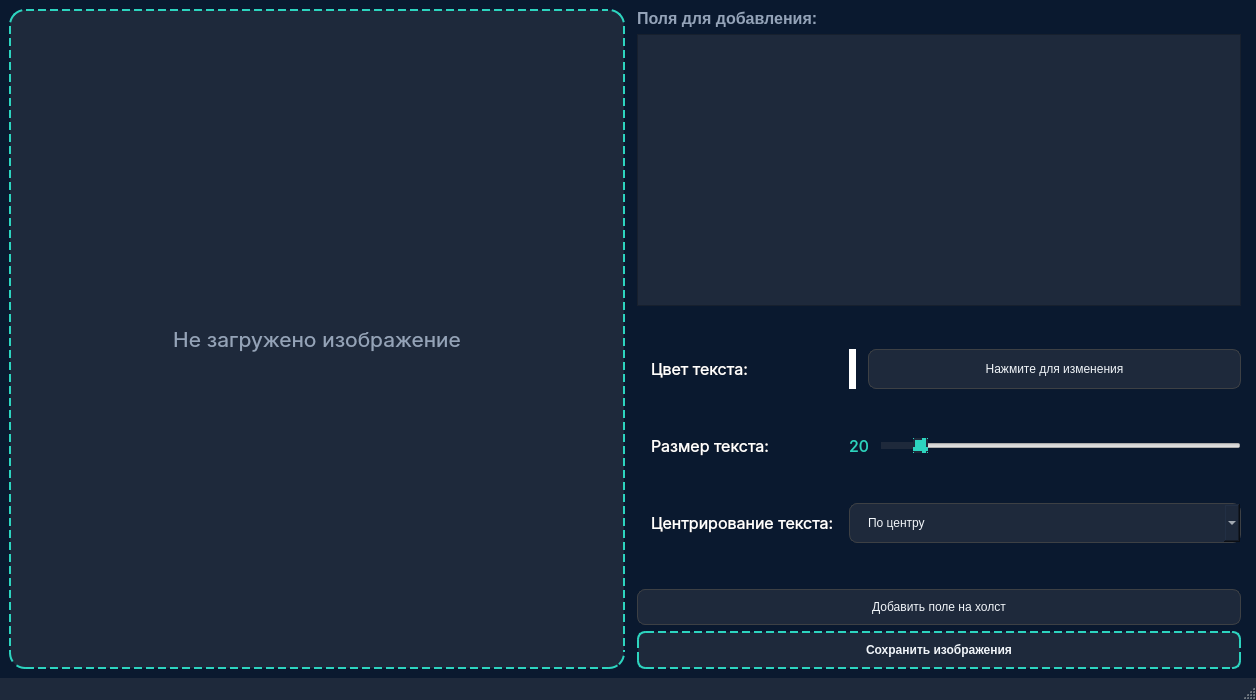
CyberBro9/aobp, file UncompiledUI/Main.ui: the form before one commit.
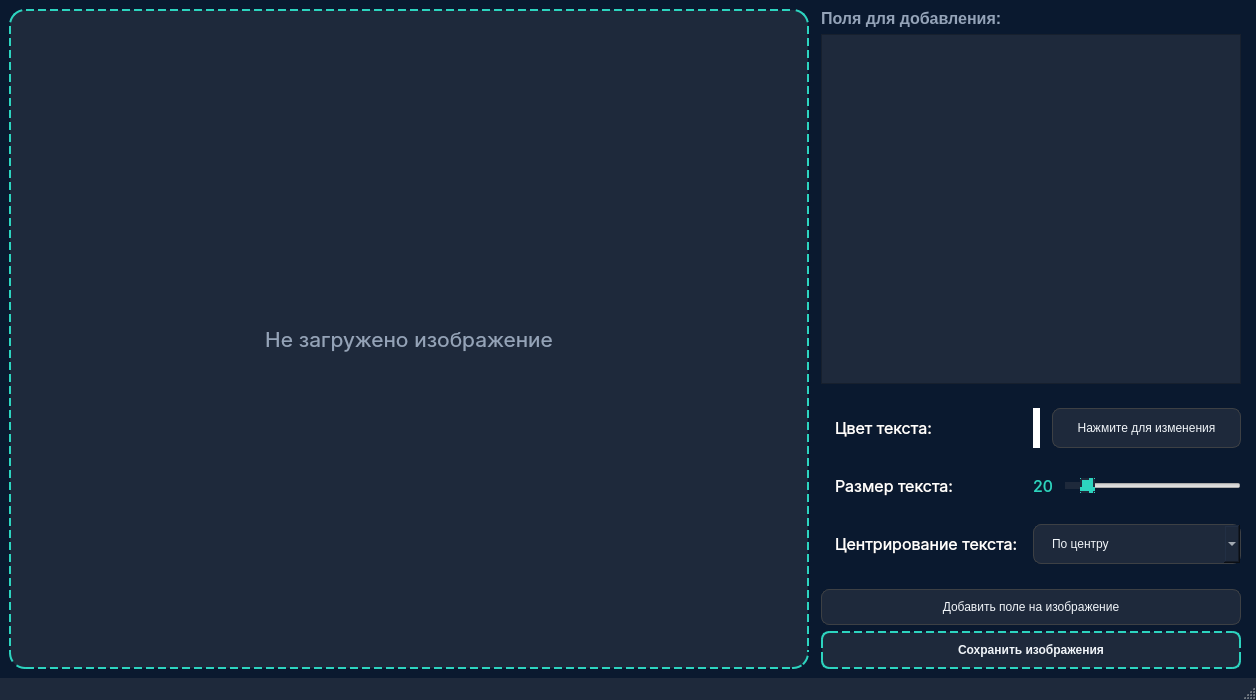
The form after the commit.

The edit to the form file:
```diff
--- a/UncompiledUI/Main.ui
+++ b/UncompiledUI/Main.ui
@@ -120,7 +120,7 @@
         </property>
         <property name="minimumSize">
          <size>
-          <width>400</width>
+          <width>800</width>
           <height>0</height>
          </size>
         </property>
@@ -170,19 +170,28 @@
         <property name="minimumSize">
          <size>
           <width>0</width>
-          <height>200</height>
+          <height>350</height>
          </size>
         </property>
        </widget>
       </item>
       <item>
        <layout class="QFormLayout" name="formLayout_4">
+        <property name="sizeConstraint">
+         <enum>QLayout::SizeConstraint::SetDefaultConstraint</enum>
+        </property>
         <property name="fieldGrowthPolicy">
-         <enum>QFormLayout::FieldGrowthPolicy::AllNonFixedFieldsGrow</enum>
+         <enum>QFormLayout::FieldGrowthPolicy::ExpandingFieldsGrow</enum>
         </property>
         <property name="rowWrapPolicy">
          <enum>QFormLayout::RowWrapPolicy::DontWrapRows</enum>
         </property>
+        <property name="labelAlignment">
+         <set>Qt::AlignmentFlag::AlignLeading|Qt::AlignmentFlag::AlignLeft|Qt::AlignmentFlag::AlignVCenter</set>
+        </property>
+        <property name="formAlignment">
+         <set>Qt::AlignmentFlag::AlignLeading|Qt::AlignmentFlag::AlignLeft|Qt::AlignmentFlag::AlignTop</set>
+        </property>
         <property name="horizontalSpacing">
          <number>0</number>
         </property>
@@ -440,14 +449,14 @@
          </sizepolicy>
         </property>
         <property name="text">
-         <string>Добавить поле на холст</string>
+         <string>Добавить поле на изображение</string>
         </property>
        </widget>
       </item>
       <item>
        <layout class="QVBoxLayout" name="verticalLayout">
         <property name="spacing">
-         <number>10</number>
+         <number>20</number>
         </property>
         <item>
          <widget class="QPushButton" name="saveImages">
```
Left out of the diff: 56 changed lines with no effect on the pictures.
